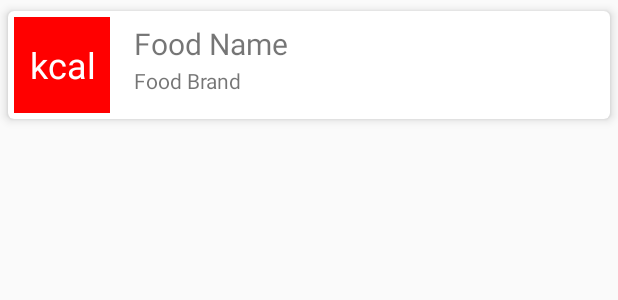
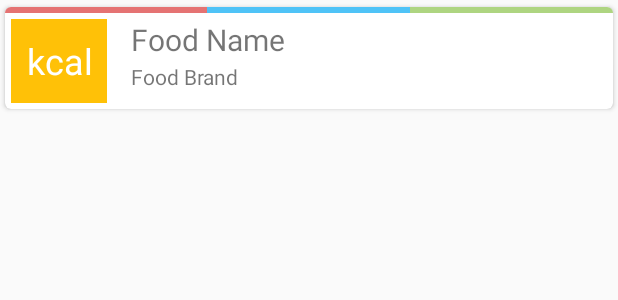
Before and after one commit to andreshj87/CleanFit, an Android app: the layout fragment_food_list_item.xml on its own in the app's theme, with its tools: preview values and no code run, on a phone screen of 412 x 824 dp. Shown: the top 300 px of the screen. Run offline under Robolectric (Android 15) with nearby library versions, the phone set to English and light mode, and no system bars.

```diff
--- a/app/src/main/java/com/zireck/projectk/presenter/AddFoodPresenterImpl.java
+++ b/app/src/main/java/com/zireck/projectk/presenter/AddFoodPresenterImpl.java
@@ -70,8 +70,7 @@ public class AddFoodPresenterImpl implements AddFoodPresenter {
             FoodDao foodDao = greenDaoHelper.getFoodDao();
             foodDao.insert(food);
 
-            mView.notifyFoodSuccessfullyAdded();
-            mView.navigateBack();
+            mView.foodSuccessfullyAdded();
         }
     }
 
--- a/app/src/main/java/com/zireck/projectk/view/AddFoodView.java
+++ b/app/src/main/java/com/zireck/projectk/view/AddFoodView.java
@@ -4,8 +4,7 @@ package com.zireck.projectk.view;
  * Created by Zireck on 24/07/2015.
  */
 public interface AddFoodView {
-    public void notifyFoodSuccessfullyAdded();
-    public void navigateBack();
+    public void foodSuccessfullyAdded();
     public void setGr();
     public void setMl();
     public void setNameError();
--- a/app/src/main/res/layout/fragment_food_list_item.xml
+++ b/app/src/main/res/layout/fragment_food_list_item.xml
@@ -6,16 +6,51 @@
     android:layout_height="wrap_content"
     android:clickable="true"
     android:foreground="?android:attr/selectableItemBackground"
-    android:padding="10dp"
-    card_view:contentPadding="4dp"
+    card_view:contentPadding="0dp"
     card_view:cardUseCompatPadding="true"
     card_view:cardBackgroundColor="@color/white"
     card_view:cardCornerRadius="4dp"
-    card_view:cardElevation="4dp">
+    card_view:cardElevation="2dp">
+
+    <LinearLayout
+        android:layout_width="wrap_content"
+        android:layout_height="wrap_content"
+        android:orientation="vertical">
+
+        <LinearLayout
+            android:id="@+id/layout_nutrients_percent"
+            android:layout_width="match_parent"
+            android:layout_height="wrap_content"
+            android:weightSum="3"
+            android:orientation="horizontal">
+
+            <View
+                android:id="@+id/fats_percent"
+                android:layout_width="0dp"
+                android:layout_height="4dp"
+                android:layout_weight="1"
+                android:background="@color/fats"/>
+
+            <View
+                android:id="@+id/carbohydrates_percent"
+                android:layout_width="0dp"
+                android:layout_height="4dp"
+                android:layout_weight="1"
+                android:background="@color/carbohydrates"/>
+
+            <View
+                android:id="@+id/proteins_percent"
+                android:layout_width="0dp"
+                android:layout_height="4dp"
+                android:layout_weight="1"
+                android:background="@color/proteins"/>
+
+        </LinearLayout>
 
         <RelativeLayout
             android:layout_width="match_parent"
-        android:layout_height="64dp">
+            android:layout_height="64dp"
+            android:padding="4dp">
 
             <TextView
                 android:id="@+id/food_calories"
@@ -30,7 +65,7 @@
                 android:layout_marginRight="16dp"
                 android:textSize="24sp"
                 android:textColor="@color/white"
-            android:background="@color/red"/>
+                android:background="@color/calories"/>
 
             <View
                 android:visibility="invisible"
@@ -61,4 +96,6 @@
 
         </RelativeLayout>
 
+    </LinearLayout>
+
 </android.support.v7.widget.CardView>
--- a/app/src/main/res/values/colors.xml
+++ b/app/src/main/res/values/colors.xml
@@ -25,4 +25,9 @@
     <color name="blue">#0000FF</color>
     <color name="navy">#000080</color>
     <color name="black">#000000</color>
+
+    <color name="calories">#FFC107</color>
+    <color name="fats">#E57373</color>
+    <color name="carbohydrates">#4FC3F7</color>
+    <color name="proteins">#AED581</color>
 </resources>
```
Also changed, not shown: app/src/main/java/com/zireck/projectk/activity/AddFoodActivity.java (+21 -2 lines), app/src/main/java/com/zireck/projectk/activity/MainActivity.java (+46 -22 lines), app/src/main/java/com/zireck/projectk/adapter/FoodRepositoryRecyclerAdapter.java (+24 -0 lines), app/src/main/java/com/zireck/projectk/fragment/AddFoodFragment.java (+23 -8 lines), app/src/main/java/com/zireck/projectk/fragment/FoodRepositoryFragment.java (+43 -5 lines), app/src/main/java/com/zireck/projectk/listener/OnAddFoodFinishedListener.java (added, +9 -0 lines), app/src/main/java/com/zireck/projectk/listener/OnFoodRepositoryTabChangeListener.java (added, +8 -0 lines), app/src/main/java/com/zireck/projectk/model/FoodBase.java (+21 -0 lines). Lines whose indentation alone changed are shown as unchanged.
